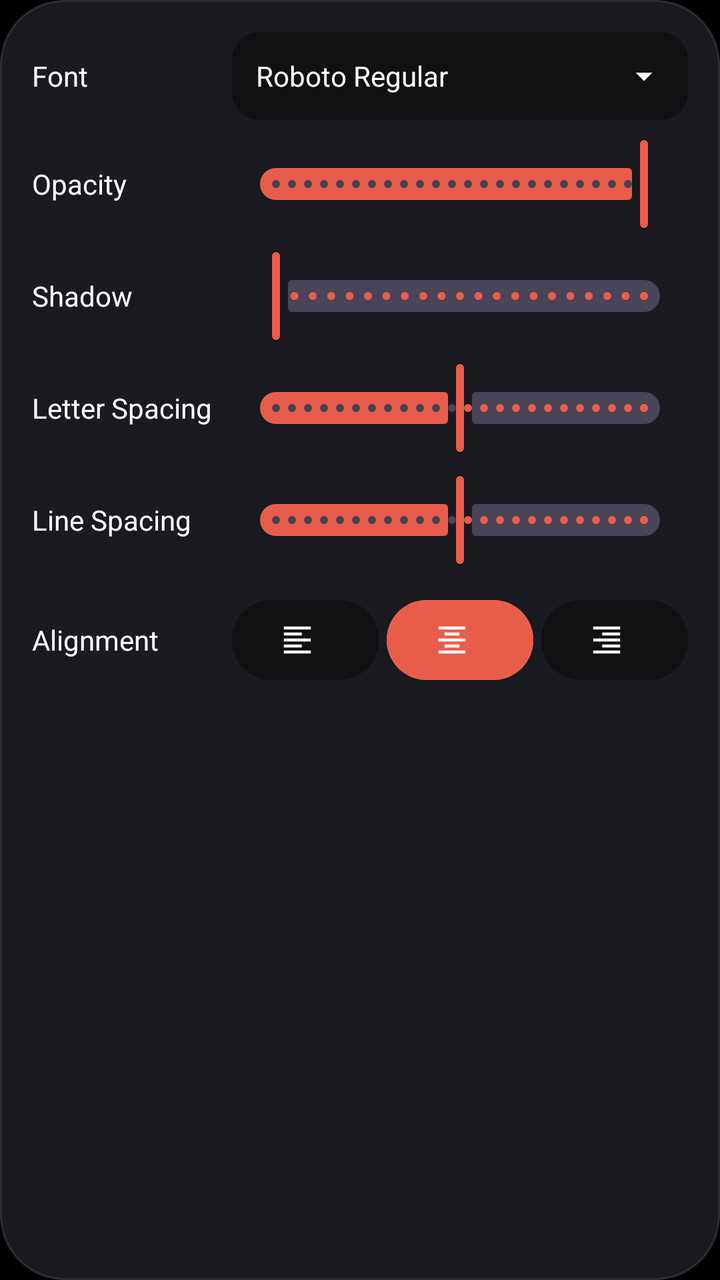
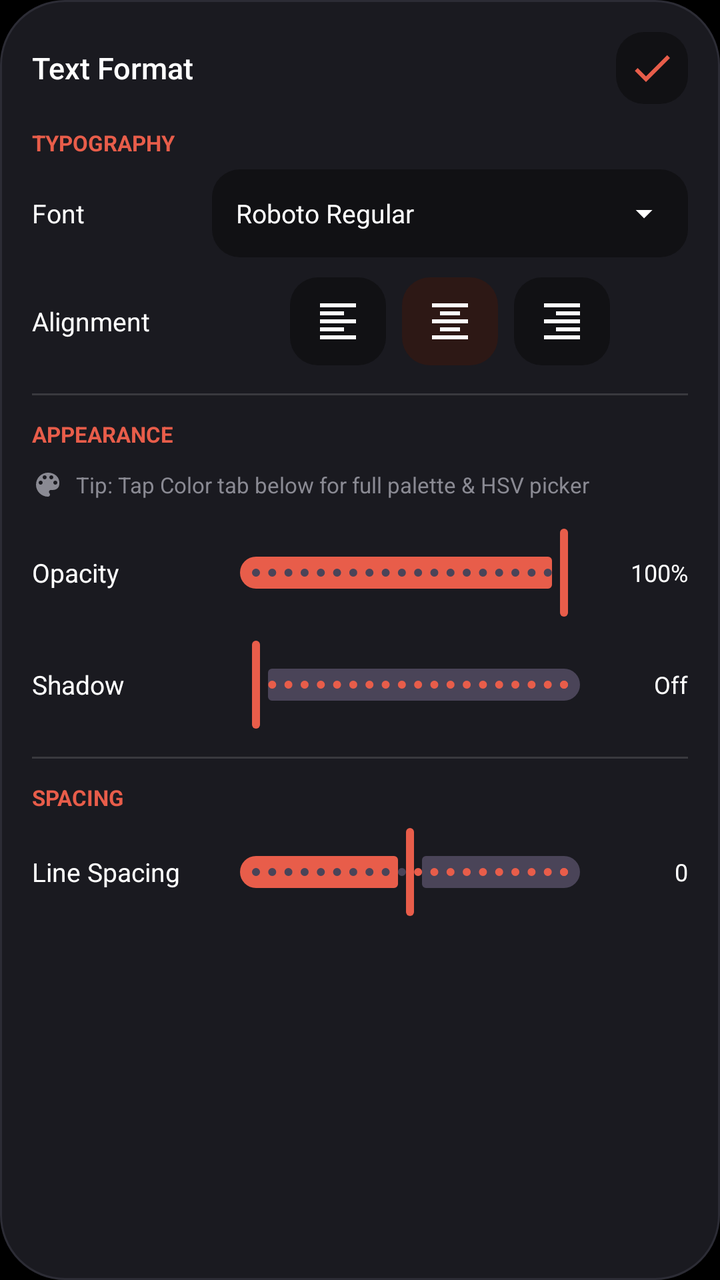

Before-and-after screenshots of an Android layout around one commit, followed by the original layout XML and the change that was made.
<!-- AndroidManifest.xml: application theme AppTheme -->
<!-- res/layout/text_format_settings.xml -->
<?xml version="1.0" encoding="utf-8"?>
<LinearLayout xmlns:android="http://schemas.android.com/apk/res/android"
    xmlns:app="http://schemas.android.com/apk/res-auto"
    android:layout_width="match_parent"
    android:layout_height="wrap_content"
    android:orientation="vertical"
    android:padding="16dp"
    android:background="@drawable/bg_bottom_nav_floating"
    android:elevation="12dp"
    android:layout_marginHorizontal="16dp"
    android:layout_marginBottom="8dp">

    
    <LinearLayout
        android:layout_width="match_parent"
        android:layout_height="wrap_content"
        android:orientation="horizontal"
        android:gravity="center_vertical">
        <TextView
            android:layout_width="100dp"
            android:layout_height="wrap_content"
            android:text="Font"
            android:textColor="#FFFFFF"
            android:textSize="14sp" />
        <LinearLayout
            android:id="@+id/btnSelectFont"
            android:layout_width="0dp"
            android:layout_height="44dp"
            android:layout_weight="1"
            android:orientation="horizontal"
            android:gravity="center_vertical"
            android:paddingHorizontal="12dp"
            android:background="@drawable/tool_button_inactive"
            android:clickable="true"
            android:focusable="true">

            <TextView
                android:id="@+id/tvSelectedFontName"
                android:layout_width="0dp"
                android:layout_height="wrap_content"
                android:layout_weight="1"
                android:text="Roboto Regular"
                android:textColor="#FFFFFF"
                android:textSize="14sp"
                android:ellipsize="end"
                android:maxLines="1" />

            <ImageView
                android:layout_width="20dp"
                android:layout_height="20dp"
                android:src="@drawable/ic_arrow_drop_down_24"
                app:tint="#FFFFFF" />
        </LinearLayout>
    </LinearLayout>

    
    <LinearLayout
        android:layout_width="match_parent"
        android:layout_height="wrap_content"
        android:orientation="horizontal"
        android:gravity="center_vertical"
        android:layout_marginTop="8dp">
        <TextView
            android:layout_width="100dp"
            android:layout_height="wrap_content"
            android:text="Opacity"
            android:textColor="#FFFFFF"
            android:textSize="14sp" />
        <com.google.android.material.slider.Slider
            android:id="@+id/seekOpacity"
            android:layout_width="0dp"
            android:layout_height="wrap_content"
            android:layout_weight="1"
            android:valueFrom="0"
            android:valueTo="100"
            android:stepSize="1"
            android:value="100" />
    </LinearLayout>

    
    <LinearLayout
        android:layout_width="match_parent"
        android:layout_height="wrap_content"
        android:orientation="horizontal"
        android:gravity="center_vertical"
        android:layout_marginTop="8dp">
        <TextView
            android:layout_width="100dp"
            android:layout_height="wrap_content"
            android:text="Shadow"
            android:textColor="#FFFFFF"
            android:textSize="14sp" />
        <com.google.android.material.slider.Slider
            android:id="@+id/seekBorderWidth"
            android:layout_width="0dp"
            android:layout_height="wrap_content"
            android:layout_weight="1"
            android:valueFrom="0"
            android:valueTo="20"
            android:stepSize="1"
            android:value="0" />
    </LinearLayout>

    
    <LinearLayout
        android:layout_width="match_parent"
        android:layout_height="wrap_content"
        android:orientation="horizontal"
        android:gravity="center_vertical"
        android:layout_marginTop="8dp">
        <TextView
            android:layout_width="100dp"
            android:layout_height="wrap_content"
            android:text="Letter Spacing"
            android:textColor="#FFFFFF"
            android:textSize="14sp" />
        <com.google.android.material.slider.Slider
            android:id="@+id/seekLetterSpacing"
            android:layout_width="0dp"
            android:layout_height="wrap_content"
            android:layout_weight="1"
            android:valueFrom="0"
            android:valueTo="100"
            android:stepSize="1"
            android:value="50" />
    </LinearLayout>

    
    <LinearLayout
        android:layout_width="match_parent"
        android:layout_height="wrap_content"
        android:orientation="horizontal"
        android:gravity="center_vertical"
        android:layout_marginTop="8dp">
        <TextView
            android:layout_width="100dp"
            android:layout_height="wrap_content"
            android:text="Line Spacing"
            android:textColor="#FFFFFF"
            android:textSize="14sp" />
        <com.google.android.material.slider.Slider
            android:id="@+id/seekLineSpacing"
            android:layout_width="0dp"
            android:layout_height="wrap_content"
            android:layout_weight="1"
            android:valueFrom="0"
            android:valueTo="100"
            android:stepSize="1"
            android:value="50" />
    </LinearLayout>

    
    <LinearLayout
        android:layout_width="match_parent"
        android:layout_height="wrap_content"
        android:orientation="horizontal"
        android:gravity="center_vertical"
        android:layout_marginTop="16dp">
        <TextView
            android:layout_width="100dp"
            android:layout_height="wrap_content"
            android:text="Alignment"
            android:textColor="#FFFFFF"
            android:textSize="14sp" />
        <com.google.android.material.button.MaterialButton
            android:id="@+id/btnAlignLeft"
            android:layout_width="0dp"
            android:layout_height="40dp"
            android:layout_weight="1"
            android:insetTop="0dp"
            android:insetBottom="0dp"
            app:icon="@drawable/ic_align_left_24"
            app:iconGravity="textStart"
            app:iconTint="#FFFFFF"
            android:backgroundTint="@color/inactiveToolBackground" />
        <com.google.android.material.button.MaterialButton
            android:id="@+id/btnAlignCenter"
            android:layout_width="0dp"
            android:layout_height="40dp"
            android:layout_weight="1"
            android:layout_marginHorizontal="4dp"
            android:insetTop="0dp"
            android:insetBottom="0dp"
            app:icon="@drawable/ic_align_center_24"
            app:iconGravity="textStart"
            app:iconTint="#FFFFFF"
            android:backgroundTint="@color/colorPrimary" />
        <com.google.android.material.button.MaterialButton
            android:id="@+id/btnAlignRight"
            android:layout_width="0dp"
            android:layout_height="40dp"
            android:layout_weight="1"
            android:insetTop="0dp"
            android:insetBottom="0dp"
            app:icon="@drawable/ic_align_right_24"
            app:iconGravity="textStart"
            app:iconTint="#FFFFFF"
            android:backgroundTint="@color/inactiveToolBackground" />
    </LinearLayout>

</LinearLayout>
<!-- resources referenced by this layout -->
<resources>
  <color name="colorPrimary">#E85D4A</color>
  <color name="inactiveToolBackground">#111114</color>
  <!-- drawable bg_bottom_nav_floating (drawable) -->
  <?xml version="1.0" encoding="utf-8"?>
  <shape xmlns:android="http://schemas.android.com/apk/res/android"
      android:shape="rectangle">
      <solid android:color="@color/surfaceContainerHigh" />
      <corners android:radius="32dp" />
      <stroke
          android:width="1dp"
          android:color="@color/outlineVariant" />
  </shape>
  <!-- drawable ic_align_center_24 (drawable) -->
  <vector xmlns:android="http://schemas.android.com/apk/res/android"
      android:width="24dp"
      android:height="24dp"
      android:viewportWidth="960"
      android:viewportHeight="960"
      android:tint="?attr/colorControlNormal">
      <path
          android:fillColor="@android:color/white"
          android:pathData="M120,840L120,760L840,760L840,840L120,840ZM280,680L280,600L680,600L680,680L280,680ZM120,520L120,440L840,440L840,520L120,520ZM280,360L280,280L680,280L680,360L280,360ZM120,200L120,120L840,120L840,200L120,200Z"/>
  </vector>
  <!-- drawable ic_arrow_drop_down_24 (drawable) -->
  <vector xmlns:android="http://schemas.android.com/apk/res/android"
      android:width="24dp"
      android:height="24dp"
      android:viewportWidth="24"
      android:viewportHeight="24">
    <path
        android:fillColor="#FFFFFFFF"
        android:pathData="M7,10l5,5 5,-5z"/>
  </vector>
  <!-- drawable tool_button_inactive (drawable) -->
  <?xml version="1.0" encoding="utf-8"?>
  <shape xmlns:android="http://schemas.android.com/apk/res/android"
      android:shape="rectangle">
      <solid android:color="@color/inactiveToolBackground" />
      <corners android:radius="14dp" />
  </shape>
  <color name="surfaceContainerHigh">#1A1A20</color>
  <color name="outlineVariant">#2C2C35</color>
  <color name="colorPrimaryVariant">#C44535</color>
  <color name="colorOnPrimary">#FFFFFF</color>
  <color name="colorSecondary">#F58658</color>
  <color name="colorSecondaryVariant">#D36C40</color>
  <color name="colorOnSecondary">#FFFFFF</color>
  <color name="background">#000000</color>
  <color name="textColor">#F2F2F2</color>
  <color name="navigationBarColor">#000000</color>
  <color name="statusBarColor">#000000</color>
  <!-- unchanged entries left out for length: 3 -->
</resources>

<!-- the commit's change to res/layout/text_format_settings.xml (unified diff, before → after) -->
@@ -1,201 +1,333 @@
 <?xml version="1.0" encoding="utf-8"?>
-<LinearLayout xmlns:android="http://schemas.android.com/apk/res/android"
+<androidx.core.widget.NestedScrollView xmlns:android="http://schemas.android.com/apk/res/android"
     xmlns:app="http://schemas.android.com/apk/res-auto"
     android:layout_width="match_parent"
     android:layout_height="wrap_content"
-    android:orientation="vertical"
-    android:padding="16dp"
+    android:maxHeight="320dp"
+    android:fillViewport="true"
+    android:scrollbars="vertical"
     android:background="@drawable/bg_bottom_nav_floating"
     android:elevation="12dp"
     android:layout_marginHorizontal="16dp"
     android:layout_marginBottom="8dp">
 
-    
     <LinearLayout
         android:layout_width="match_parent"
         android:layout_height="wrap_content"
-        android:orientation="horizontal"
-        android:gravity="center_vertical">
+        android:orientation="vertical"
+        android:padding="16dp">
+
+        
+        <LinearLayout
+            android:layout_width="match_parent"
+            android:layout_height="wrap_content"
+            android:orientation="horizontal"
+            android:gravity="center_vertical"
+            android:layout_marginBottom="12dp">
+
+            <TextView
+                android:layout_width="0dp"
+                android:layout_height="wrap_content"
+                android:layout_weight="1"
+                android:text="Text Format"
+                android:textColor="#FFFFFF"
+                android:textSize="15sp"
+                android:fontFamily="sans-serif-medium" />
+
+            <ImageButton
+                android:id="@+id/btnFormatDone"
+                android:layout_width="36dp"
+                android:layout_height="36dp"
+                android:background="@drawable/tool_button_inactive"
+                android:src="@drawable/ic_check_24"
+                android:padding="6dp"
+                android:scaleType="fitCenter"
+                app:tint="@color/colorPrimary"
+                android:contentDescription="Done" />
+        </LinearLayout>
+
+        
         <TextView
-            android:layout_width="100dp"
-            android:layout_height="wrap_content"
-            android:text="Font"
-            android:textColor="#FFFFFF"
-            android:textSize="14sp" />
-        <LinearLayout
-            android:id="@+id/btnSelectFont"
-            android:layout_width="0dp"
-            android:layout_height="44dp"
-            android:layout_weight="1"
-            android:orientation="horizontal"
-            android:gravity="center_vertical"
-            android:paddingHorizontal="12dp"
-            android:background="@drawable/tool_button_inactive"
+            android:layout_width="wrap_content"
+            android:layout_height="wrap_content"
+            android:text="Typography"
+            android:textColor="@color/colorPrimary"
+            android:textSize="11sp"
+            android:textStyle="bold"
+            android:textAllCaps="true"
+            android:layout_marginBottom="6dp" />
+
+        
+        <LinearLayout
+            android:layout_width="match_parent"
+            android:layout_height="wrap_content"
+            android:orientation="horizontal"
+            android:gravity="center_vertical"
+            android:layout_marginBottom="10dp">
+
+            <TextView
+                android:layout_width="90dp"
+                android:layout_height="wrap_content"
+                android:text="Font"
+                android:textColor="#FFFFFF"
+                android:textSize="13sp" />
+
+            <LinearLayout
+                android:id="@+id/btnSelectFont"
+                android:layout_width="0dp"
+                android:layout_height="44dp"
+                android:layout_weight="1"
+                android:orientation="horizontal"
+                android:gravity="center_vertical"
+                android:paddingHorizontal="12dp"
+                android:background="@drawable/tool_button_inactive"
+                android:clickable="true"
+                android:focusable="true">
+
+                <TextView
+                    android:id="@+id/tvSelectedFontName"
+                    android:layout_width="0dp"
+                    android:layout_height="wrap_content"
+                    android:layout_weight="1"
+                    android:text="Roboto Regular"
+                    android:textColor="#FFFFFF"
+                    android:textSize="13sp"
+                    android:ellipsize="end"
+                    android:maxLines="1" />
+
+                <ImageView
+                    android:layout_width="20dp"
+                    android:layout_height="20dp"
+                    android:src="@drawable/ic_arrow_drop_down_24"
+                    app:tint="#FFFFFF"
+                    android:contentDescription="Select Font" />
+            </LinearLayout>
+        </LinearLayout>
+
+        
+        <LinearLayout
+            android:layout_width="match_parent"
+            android:layout_height="wrap_content"
+            android:orientation="horizontal"
+            android:gravity="center_vertical"
+            android:layout_marginBottom="14dp">
+
+            <TextView
+                android:layout_width="90dp"
+                android:layout_height="wrap_content"
+                android:text="Alignment"
+                android:textColor="#FFFFFF"
+                android:textSize="13sp" />
+
+            <LinearLayout
+                android:layout_width="0dp"
+                android:layout_height="wrap_content"
+                android:layout_weight="1"
+                android:orientation="horizontal"
+                android:gravity="center">
+
+                <ImageButton
+                    android:id="@+id/btnAlignLeft"
+                    android:layout_width="48dp"
+                    android:layout_height="44dp"
+                    android:background="@drawable/tool_button_inactive"
+                    android:src="@drawable/ic_align_left_24"
+                    android:padding="10dp"
+                    android:scaleType="fitCenter"
+                    app:tint="#FFFFFF"
+                    android:contentDescription="Align Left" />
+
+                <ImageButton
+                    android:id="@+id/btnAlignCenter"
+                    android:layout_width="48dp"
+                    android:layout_height="44dp"
+                    android:layout_marginHorizontal="8dp"
+                    android:background="@drawable/tool_button_active"
+                    android:src="@drawable/ic_align_center_24"
+                    android:padding="10dp"
+                    android:scaleType="fitCenter"
+                    app:tint="#FFFFFF"
+                    android:contentDescription="Align Center" />
+
+                <ImageButton
+                    android:id="@+id/btnAlignRight"
+                    android:layout_width="48dp"
+                    android:layout_height="44dp"
+                    android:background="@drawable/tool_button_inactive"
+                    android:src="@drawable/ic_align_right_24"
+                    android:padding="10dp"
+                    android:scaleType="fitCenter"
+                    app:tint="#FFFFFF"
+                    android:contentDescription="Align Right" />
+            </LinearLayout>
+        </LinearLayout>
+
+        <View
+            android:layout_width="match_parent"
+            android:layout_height="1dp"
+            android:background="#22FFFFFF"
+            android:layout_marginBottom="12dp" />
+
+        
+        <TextView
+            android:layout_width="wrap_content"
+            android:layout_height="wrap_content"
+            android:text="Appearance"
+            android:textColor="@color/colorPrimary"
+            android:textSize="11sp"
+            android:textStyle="bold"
+            android:textAllCaps="true"
+            android:layout_marginBottom="6dp" />
+
+        
+        <LinearLayout
+            android:id="@+id/btnColorShortcutNote"
+            android:layout_width="match_parent"
+            android:layout_height="wrap_content"
+            android:orientation="horizontal"
+            android:gravity="center_vertical"
+            android:paddingVertical="4dp"
+            android:background="?android:attr/selectableItemBackground"
             android:clickable="true"
-            android:focusable="true">
-
-            <TextView
-                android:id="@+id/tvSelectedFontName"
-                android:layout_width="0dp"
-                android:layout_height="wrap_content"
-                android:layout_weight="1"
-                android:text="Roboto Regular"
-                android:textColor="#FFFFFF"
-                android:textSize="14sp"
-                android:ellipsize="end"
-                android:maxLines="1" />
+            android:focusable="true"
+            android:layout_marginBottom="8dp">
 
             <ImageView
-                android:layout_width="20dp"
-                android:layout_height="20dp"
-                android:src="@drawable/ic_arrow_drop_down_24"
-                app:tint="#FFFFFF" />
-        </LinearLayout>
+                android:layout_width="16dp"
+                android:layout_height="16dp"
+                android:src="@drawable/ic_palette_24"
+                app:tint="@color/toolTextInactive"
+                android:layout_marginEnd="6dp"
+                android:contentDescription="Color Note" />
+
+            <TextView
+                android:layout_width="wrap_content"
+                android:layout_height="wrap_content"
+                android:text="Tip: Tap Color tab below for full palette &amp; HSV picker"
+                android:textColor="@color/toolTextInactive"
+                android:textSize="11sp" />
+        </LinearLayout>
+
+        
+        <LinearLayout
+            android:layout_width="match_parent"
+            android:layout_height="wrap_content"
+            android:orientation="horizontal"
+            android:gravity="center_vertical"
+            android:layout_marginBottom="8dp">
+
+            <TextView
+                android:layout_width="90dp"
+                android:layout_height="wrap_content"
+                android:text="Opacity"
+                android:textColor="#FFFFFF"
+                android:textSize="13sp" />
+
+            <com.google.android.material.slider.Slider
+                android:id="@+id/seekOpacity"
+                android:layout_width="0dp"
+                android:layout_height="wrap_content"
+                android:layout_weight="1"
+                android:valueFrom="0"
+                android:valueTo="100"
+                android:stepSize="1"
+                android:value="100" />
+
+            <TextView
+                android:id="@+id/tvOpacityValue"
+                android:layout_width="40dp"
+                android:layout_height="wrap_content"
+                android:text="100%"
+                android:textColor="#FFFFFF"
+                android:textSize="12sp"
+                android:gravity="end" />
+        </LinearLayout>
+
+        
+        <LinearLayout
+            android:layout_width="match_parent"
+            android:layout_height="wrap_content"
+            android:orientation="horizontal"
+            android:gravity="center_vertical"
+            android:layout_marginBottom="12dp">
+
+            <TextView
+                android:layout_width="90dp"
+                android:layout_height="wrap_content"
+                android:text="Shadow"
+                android:textColor="#FFFFFF"
+                android:textSize="13sp" />
+
+            <com.google.android.material.slider.Slider
+                android:id="@+id/seekBorderWidth"
+                android:layout_width="0dp"
+                android:layout_height="wrap_content"
+                android:layout_weight="1"
+                android:valueFrom="0"
+                android:valueTo="20"
+                android:stepSize="1"
+                android:value="0" />
+
+            <TextView
+                android:id="@+id/tvShadowValue"
+                android:layout_width="40dp"
+                android:layout_height="wrap_content"
+                android:text="Off"
+                android:textColor="#FFFFFF"
+                android:textSize="12sp"
+                android:gravity="end" />
+        </LinearLayout>
+
+        <View
+            android:layout_width="match_parent"
+            android:layout_height="1dp"
+            android:background="#22FFFFFF"
+            android:layout_marginBottom="12dp" />
+
+        
+        <TextView
+            android:layout_width="wrap_content"
+            android:layout_height="wrap_content"
+            android:text="Spacing"
+            android:textColor="@color/colorPrimary"
+            android:textSize="11sp"
+            android:textStyle="bold"
+            android:textAllCaps="true"
+            android:layout_marginBottom="6dp" />
+
+        
+        <LinearLayout
+            android:layout_width="match_parent"
+            android:layout_height="wrap_content"
+            android:orientation="horizontal"
+            android:gravity="center_vertical">
+
+            <TextView
+                android:layout_width="90dp"
+                android:layout_height="wrap_content"
+                android:text="Line Spacing"
+                android:textColor="#FFFFFF"
+                android:textSize="13sp" />
+
+            <com.google.android.material.slider.Slider
+                android:id="@+id/seekLineSpacing"
+                android:layout_width="0dp"
+                android:layout_height="wrap_content"
+                android:layout_weight="1"
+                android:valueFrom="0"
+                android:valueTo="100"
+                android:stepSize="1"
+                android:value="50" />
+
+            <TextView
+                android:id="@+id/tvLineSpacingValue"
+                android:layout_width="40dp"
+                android:layout_height="wrap_content"
+                android:text="0"
+                android:textColor="#FFFFFF"
+                android:textSize="12sp"
+                android:gravity="end" />
+        </LinearLayout>
+
     </LinearLayout>
-
-    
-    <LinearLayout
-        android:layout_width="match_parent"
-        android:layout_height="wrap_content"
-        android:orientation="horizontal"
-        android:gravity="center_vertical"
-        android:layout_marginTop="8dp">
-        <TextView
-            android:layout_width="100dp"
-            android:layout_height="wrap_content"
-            android:text="Opacity"
-            android:textColor="#FFFFFF"
-            android:textSize="14sp" />
-        <com.google.android.material.slider.Slider
-            android:id="@+id/seekOpacity"
-            android:layout_width="0dp"
-            android:layout_height="wrap_content"
-            android:layout_weight="1"
-            android:valueFrom="0"
-            android:valueTo="100"
-            android:stepSize="1"
-            android:value="100" />
-    </LinearLayout>
-
-    
-    <LinearLayout
-        android:layout_width="match_parent"
-        android:layout_height="wrap_content"
-        android:orientation="horizontal"
-        android:gravity="center_vertical"
-        android:layout_marginTop="8dp">
-        <TextView
-            android:layout_width="100dp"
-            android:layout_height="wrap_content"
-            android:text="Shadow"
-            android:textColor="#FFFFFF"
-            android:textSize="14sp" />
-        <com.google.android.material.slider.Slider
-            android:id="@+id/seekBorderWidth"
-            android:layout_width="0dp"
-            android:layout_height="wrap_content"
-            android:layout_weight="1"
-            android:valueFrom="0"
-            android:valueTo="20"
-            android:stepSize="1"
-            android:value="0" />
-    </LinearLayout>
-
-    
-    <LinearLayout
-        android:layout_width="match_parent"
-        android:layout_height="wrap_content"
-        android:orientation="horizontal"
-        android:gravity="center_vertical"
-        android:layout_marginTop="8dp">
-        <TextView
-            android:layout_width="100dp"
-            android:layout_height="wrap_content"
-            android:text="Letter Spacing"
-            android:textColor="#FFFFFF"
-            android:textSize="14sp" />
-        <com.google.android.material.slider.Slider
-            android:id="@+id/seekLetterSpacing"
-            android:layout_width="0dp"
-            android:layout_height="wrap_content"
-            android:layout_weight="1"
-            android:valueFrom="0"
-            android:valueTo="100"
-            android:stepSize="1"
-            android:value="50" />
-    </LinearLayout>
-
-    
-    <LinearLayout
-        android:layout_width="match_parent"
-        android:layout_height="wrap_content"
-        android:orientation="horizontal"
-        android:gravity="center_vertical"
-        android:layout_marginTop="8dp">
-        <TextView
-            android:layout_width="100dp"
-            android:layout_height="wrap_content"
-            android:text="Line Spacing"
-            android:textColor="#FFFFFF"
-            android:textSize="14sp" />
-        <com.google.android.material.slider.Slider
-            android:id="@+id/seekLineSpacing"
-            android:layout_width="0dp"
-            android:layout_height="wrap_content"
-            android:layout_weight="1"
-            android:valueFrom="0"
-            android:valueTo="100"
-            android:stepSize="1"
-            android:value="50" />
-    </LinearLayout>
-
-    
-    <LinearLayout
-        android:layout_width="match_parent"
-        android:layout_height="wrap_content"
-        android:orientation="horizontal"
-        android:gravity="center_vertical"
-        android:layout_marginTop="16dp">
-        <TextView
-            android:layout_width="100dp"
-            android:layout_height="wrap_content"
-            android:text="Alignment"
-            android:textColor="#FFFFFF"
-            android:textSize="14sp" />
-        <com.google.android.material.button.MaterialButton
-            android:id="@+id/btnAlignLeft"
-            android:layout_width="0dp"
-            android:layout_height="40dp"
-            android:layout_weight="1"
-            android:insetTop="0dp"
-            android:insetBottom="0dp"
-            app:icon="@drawable/ic_align_left_24"
-            app:iconGravity="textStart"
-            app:iconTint="#FFFFFF"
-            android:backgroundTint="@color/inactiveToolBackground" />
-        <com.google.android.material.button.MaterialButton
-            android:id="@+id/btnAlignCenter"
-            android:layout_width="0dp"
-            android:layout_height="40dp"
-            android:layout_weight="1"
-            android:layout_marginHorizontal="4dp"
-            android:insetTop="0dp"
-            android:insetBottom="0dp"
-            app:icon="@drawable/ic_align_center_24"
-            app:iconGravity="textStart"
-            app:iconTint="#FFFFFF"
-            android:backgroundTint="@color/colorPrimary" />
-        <com.google.android.material.button.MaterialButton
-            android:id="@+id/btnAlignRight"
-            android:layout_width="0dp"
-            android:layout_height="40dp"
-            android:layout_weight="1"
-            android:insetTop="0dp"
-            android:insetBottom="0dp"
-            app:icon="@drawable/ic_align_right_24"
-            app:iconGravity="textStart"
-            app:iconTint="#FFFFFF"
-            android:backgroundTint="@color/inactiveToolBackground" />
-    </LinearLayout>
-
-</LinearLayout>
+</androidx.core.widget.NestedScrollView>
<!-- resource entries referenced after the edit -->
@@ -1,6 +1,7 @@
 <!-- resources referenced by this layout -->
 <resources>
   <color name="colorPrimary">#E85D4A</color>
+  <color name="toolTextInactive">#8A8A93</color>
   <color name="inactiveToolBackground">#111114</color>
   <!-- drawable bg_bottom_nav_floating (drawable) -->
   <?xml version="1.0" encoding="utf-8"?>
@@ -33,6 +34,29 @@
         android:fillColor="#FFFFFFFF"
         android:pathData="M7,10l5,5 5,-5z"/>
   </vector>
+  <!-- drawable ic_check_24 (drawable) -->
+  <vector xmlns:android="http://schemas.android.com/apk/res/android" android:height="24dp" android:tint="#FFFFFF" android:viewportHeight="24" android:viewportWidth="24" android:width="24dp">
+        
+      <path android:fillColor="@android:color/white" android:pathData="M9,16.17L4.83,12l-1.42,1.41L9,19 21,7l-1.41,-1.41z"/>
+      
+  </vector>
+  <!-- drawable ic_palette_24 (drawable) -->
+  <vector xmlns:android="http://schemas.android.com/apk/res/android"
+      android:width="24dp"
+      android:height="24dp"
+      android:viewportWidth="24.0"
+      android:viewportHeight="24.0">
+      <path
+          android:fillColor="#FFFFFFFF"
+          android:pathData="M12,3c-4.97,0 -9,4.03 -9,9s4.03,9 9,9c0.83,0 1.5,-0.67 1.5,-1.5c0,-0.39 -0.15,-0.76 -0.39,-1.03c-0.25,-0.27 -0.4,-0.64 -0.4,-1.03c0,-0.83 0.67,-1.5 1.5,-1.5h1.79c2.5,0 4.5,-2 4.5,-4.5C21,6.48 16.96,3 12,3zM6.5,12c-0.83,0 -1.5,-0.67 -1.5,-1.5S5.67,9 6.5,9S8,9.67 8,10.5S7.33,12 6.5,12zM9.5,8C8.67,8 8,7.33 8,6.5S8.67,5 9.5,5S11,5.67 11,6.5S10.33,8 9.5,8zM14.5,8c-0.83,0 -1.5,-0.67 -1.5,-1.5S13.67,5 14.5,5s1.5,0.67 1.5,1.5S15.33,8 14.5,8zM17.5,12c-0.83,0 -1.5,-0.67 -1.5,-1.5s0.67,-1.5 1.5,-1.5s1.5,0.67 1.5,1.5S18.33,12 17.5,12z"/>
+  </vector>
+  <!-- drawable tool_button_active (drawable) -->
+  <?xml version="1.0" encoding="utf-8"?>
+  <shape xmlns:android="http://schemas.android.com/apk/res/android"
+      android:shape="rectangle">
+      <solid android:color="@color/activeToolBackground" />
+      <corners android:radius="14dp" />
+  </shape>
   <!-- drawable tool_button_inactive (drawable) -->
   <?xml version="1.0" encoding="utf-8"?>
   <shape xmlns:android="http://schemas.android.com/apk/res/android"
@@ -42,6 +66,7 @@
   </shape>
   <color name="surfaceContainerHigh">#1A1A20</color>
   <color name="outlineVariant">#2C2C35</color>
+  <color name="activeToolBackground">#2D1815</color>
   <color name="colorPrimaryVariant">#C44535</color>
   <color name="colorOnPrimary">#FFFFFF</color>
   <color name="colorSecondary">#F58658</color>
